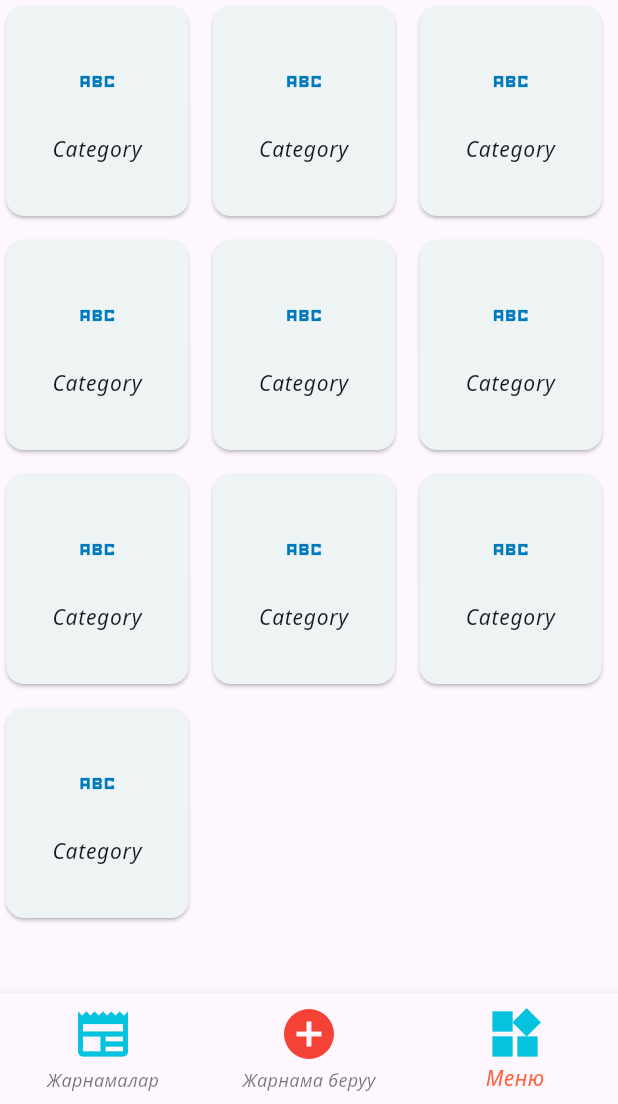
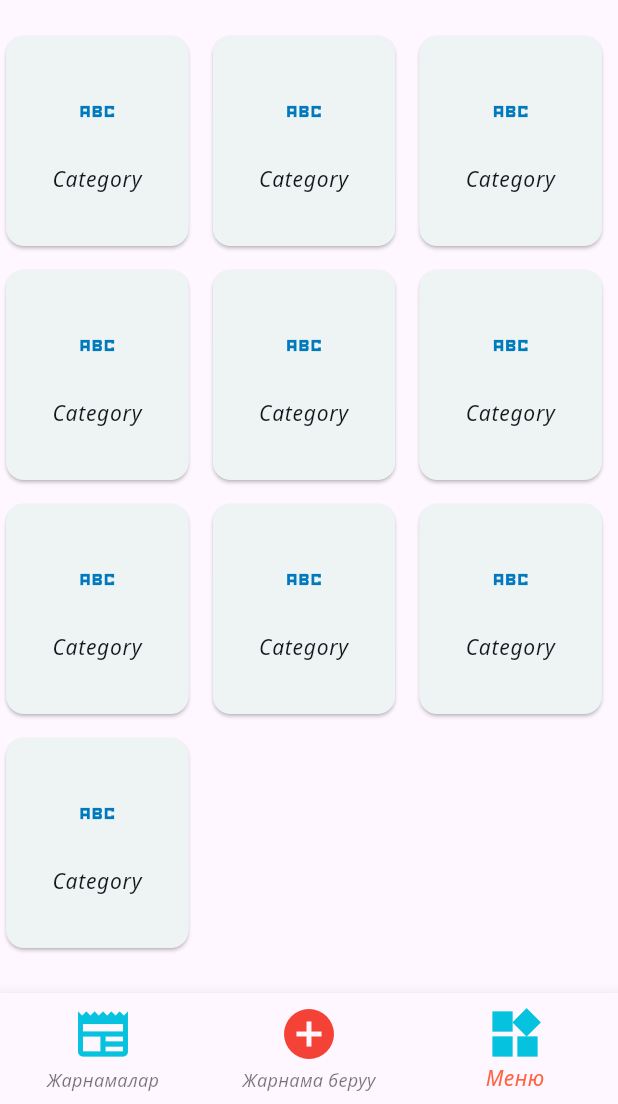
Before and after one commit to BolotKyzy/naryn_market, a Flutter app: the screen it shows after launch, item 3 of the bottom bar chosen, on a phone screen of 412 x 824 dp, the part 132-1236 px from its top. Run offline on Flutter 3.47's test engine with Material 3 defaults, Android fonts, the phone set to English and light mode, and no system bars; our stand-ins replace font_awesome_flutter.

Commit message:
Some changes

```diff
--- a/lib/main.dart
+++ b/lib/main.dart
@@ -19,7 +19,7 @@ class MyApp extends StatelessWidget {
       title: 'Flutter Demo',
       theme: customLightTheme,
       // darkTheme: customDarkTheme,
-      themeMode: ThemeMode.system,
+      // themeMode: ThemeMode.system,
       // theme: ThemeData(
       //   appBarTheme: const AppBarTheme(iconTheme: IconThemeData(size: 40)),
       //   iconTheme: const IconThemeData(color: AppColors.darkBlue, size: 30),
--- a/lib/menu_page.dart
+++ b/lib/menu_page.dart
@@ -6,7 +6,13 @@ class MenuPage extends StatelessWidget {
 
   @override
   Widget build(BuildContext context) {
-    return Wrap(
+    return SingleChildScrollView(
+      child: Column(
+        children: [
+          const SizedBox(
+            height: 20,
+          ),
+          Wrap(
             spacing: 8.0,
             runSpacing: 8.0,
             children: List.generate(
@@ -36,13 +42,20 @@ class MenuPage extends StatelessWidget {
                                                 .labelMedium!
                                                 .copyWith(
                                                     fontSize: 14,
-                                              fontWeight: FontWeight.w400)),
+                                                    fontWeight:
+                                                        FontWeight.w400)),
                                       ),
                                     ]),
                               ),
                             ),
                           )),
                     )),
+          ),
+          const SizedBox(
+            height: 20,
+          ),
+        ],
+      ),
     );
   }
 }
```
Lines whose indentation alone changed are shown as unchanged.
